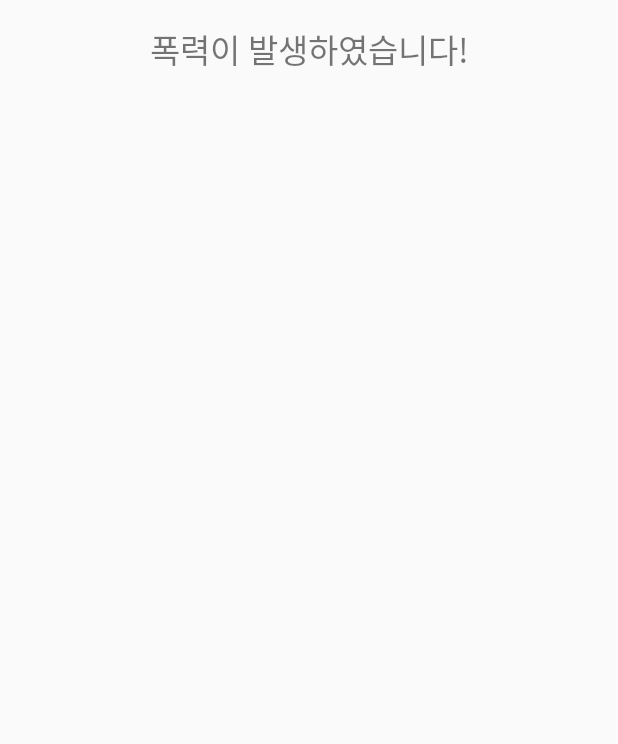
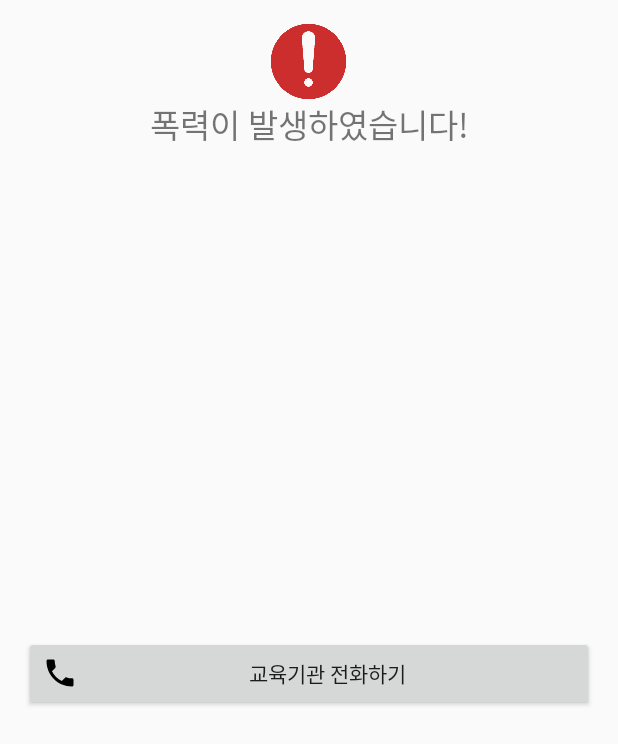
Before and after one commit to beer-one/KNU-Project-IVSS, an Android app: the layout activity_detail_info.xml on its own in the app's theme, with its tools: preview values and no code run, on a phone screen of 412 x 824 dp. Shown: the top 744 px of the screen. Run offline under Robolectric (Android 15) with nearby library versions, the phone set to English and light mode, and no system bars.

Commit message:
WarningApp 최종

```diff
--- a/WarningApp/app/src/main/AndroidManifest.xml
+++ b/WarningApp/app/src/main/AndroidManifest.xml
@@ -8,6 +8,8 @@
     <uses-permission android:name="android.permission.RECEIVE_SMS" />
     <uses-permission android:name="android.permission.SEND_SMS" />
     <uses-permission android:name="android.permission.READ_PHONE_STATE" />
+    <uses-permission android:name="android.permission.CALL_PHONE"/>
+
 
     <application
         android:allowBackup="true"
@@ -39,8 +41,6 @@
         <activity android:name=".MainActivity">
             <intent-filter>
                 <action android:name="android.intent.action.MAIN" />
-
-                <category android:name="android.intent.category.LAUNCHER" />
             </intent-filter>
         </activity>
 
--- a/WarningApp/app/src/main/java/com/example/youngjungoo/warningapp/ViolenceLogActivity.java
+++ b/WarningApp/app/src/main/java/com/example/youngjungoo/warningapp/ViolenceLogActivity.java
@@ -105,7 +105,9 @@ public class ViolenceLogActivity extends AppCompatActivity {
                         Log.i(TAG, "listing "+ listing);
                         Log.i(TAG,"listSize"+listing.size());
                         for(String key:listing){
-                            urlList.addItem(s3.getUrl("detected-image", key),"폭력이미지" + cnt++,"발생시간:" +key);
+                            String[] dateFormatter = key.split("_");
+                            String date = "발생일: " + dateFormatter[0] +"\n" + "시간: " + dateFormatter[1];
+                            urlList.addItem(s3.getUrl("detected-image", key),"폭력이미지" + cnt++,date);
                             Log.i(TAG, "key "+ key);
                         }
                     }
--- /dev/null
+++ b/WarningApp/app/src/main/res/drawable/ic_call_black_24dp.xml
@@ -0,0 +1,9 @@
+<vector xmlns:android="http://schemas.android.com/apk/res/android"
+        android:width="24dp"
+        android:height="24dp"
+        android:viewportWidth="24.0"
+        android:viewportHeight="24.0">
+    <path
+        android:fillColor="#FF000000"
+        android:pathData="M6.62,10.79c1.44,2.83 3.76,5.14 6.59,6.59l2.2,-2.2c0.27,-0.27 0.67,-0.36 1.02,-0.24 1.12,0.37 2.33,0.57 3.57,0.57 0.55,0 1,0.45 1,1V20c0,0.55 -0.45,1 -1,1 -9.39,0 -17,-7.61 -17,-17 0,-0.55 0.45,-1 1,-1h3.5c0.55,0 1,0.45 1,1 0,1.25 0.2,2.45 0.57,3.57 0.11,0.35 0.03,0.74 -0.25,1.02l-2.2,2.2z"/>
+</vector>
--- a/WarningApp/app/src/main/res/layout/activity_detail_info.xml
+++ b/WarningApp/app/src/main/res/layout/activity_detail_info.xml
@@ -5,13 +5,20 @@
     android:layout_width="match_parent"
     android:layout_height="match_parent"
     android:orientation="vertical"
-    android:id="@+id/activity_sign_up"
+    android:id="@+id/activity_detail_info"
     android:paddingBottom="@dimen/activity_vertical_margin"
     android:paddingLeft="@dimen/activity_horizontal_margin"
     android:paddingRight="@dimen/activity_horizontal_margin"
     android:paddingTop="@dimen/activity_vertical_margin"
     android:gravity="center_horizontal"
-    tools:context=".SignUpActivity">
+    tools:context=".DetailInfoActivity">
+
+
+    <ImageView
+        android:src="@drawable/ic_violencenotify"
+        android:id="@+id/notifyImage"
+        android:layout_width="50dp"
+        android:layout_height="50dp" />
 
 
     <TextView
@@ -24,12 +31,12 @@
 
     <ImageView
         android:id="@+id/violenceImage"
-        android:layout_width="214dp"
+        android:layout_width="match_parent"
         android:layout_height="230dp"
         android:background="#00FF0000"
+        tools:ignore="MissingConstraints"
         tools:layout_editor_absoluteX="85dp"
-        tools:layout_editor_absoluteY="88dp"
-        tools:ignore="MissingConstraints" />
+        tools:layout_editor_absoluteY="88dp" />
 
     <TextView
         android:id="@+id/titleText"
@@ -42,4 +49,14 @@
         android:layout_height="48dp" />
 
 
+    <Button
+        android:text="교육기관 전화하기"
+        android:id="@+id/callButton"
+        android:layout_width="match_parent"
+        android:layout_height="50dp"
+        android:drawableLeft="@drawable/ic_call_black_24dp" />
+
+
+
+
 </LinearLayout>
--- a/WarningApp/app/src/main/res/layout/listview_item.xml
+++ b/WarningApp/app/src/main/res/layout/listview_item.xml
@@ -30,7 +30,7 @@
             android:layout_height="wrap_content"
             android:text="New Text"
             android:id="@+id/timeText"
-            android:textSize="16dp"
+            android:textSize="10dp"
             android:textColor="#666666"
             android:layout_weight="1" />
     </LinearLayout>
```
Also changed, not shown: WarningApp/app/src/main/java/com/example/youngjungoo/warningapp/DetailInfoActivity.java (+17 -0 lines), WarningApp/app/src/main/res/drawable-xhdpi/ic_violencenotify.png (added).
